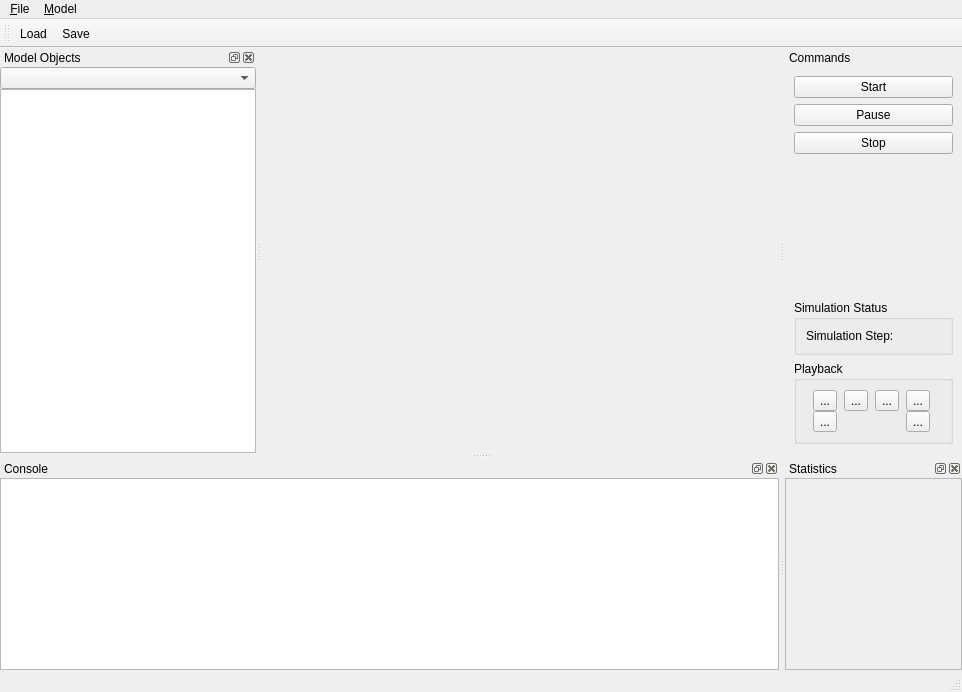
Qt form qtgui/mainwindow.ui (frabas/DISPLACE_GUI) before a commit.
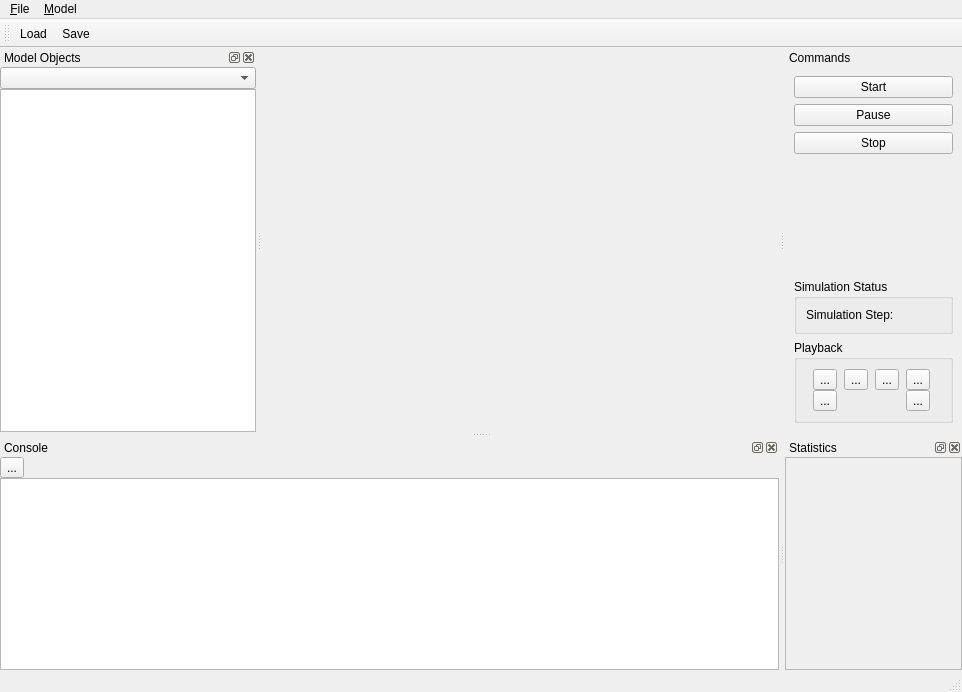
The same form after that commit. Icons and pictures are not drawn. Custom widgets are drawn as their Qt base class.

Commit message: Gui: Tool to save console output

Diff of the .ui file:
```diff
--- a/qtgui/mainwindow.ui
+++ b/qtgui/mainwindow.ui
@@ -122,6 +122,40 @@
      <property name="bottomMargin">
       <number>0</number>
      </property>
+     <item>
+      <layout class="QHBoxLayout" name="horizontalLayout_2">
+       <item>
+        <widget class="QToolButton" name="saveConsoleButton">
+         <property name="text">
+          <string>...</string>
+         </property>
+         <property name="icon">
+          <iconset resource="qtgui.qrc">
+           <normaloff>:/icons/save.png</normaloff>:/icons/save.png</iconset>
+         </property>
+         <property name="iconSize">
+          <size>
+           <width>18</width>
+           <height>18</height>
+          </size>
+         </property>
+        </widget>
+       </item>
+       <item>
+        <spacer name="horizontalSpacer">
+         <property name="orientation">
+          <enum>Qt::Horizontal</enum>
+         </property>
+         <property name="sizeHint" stdset="0">
+          <size>
+           <width>40</width>
+           <height>20</height>
+          </size>
+         </property>
+        </spacer>
+       </item>
+      </layout>
+     </item>
      <item>
       <widget class="QPlainTextEdit" name="console"/>
      </item>
@@ -160,6 +194,7 @@
        <property name="frameShadow">
         <enum>QFrame::Raised</enum>
        </property>
+       <layout class="QVBoxLayout" name="verticalLayout_6"/>
       </widget>
      </item>
     </layout>
```
The commit also changes 2 other files.
